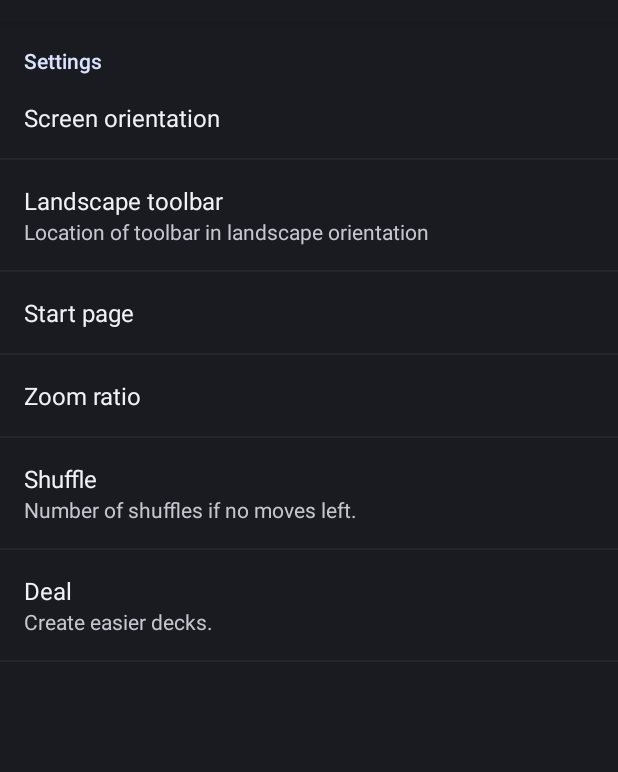
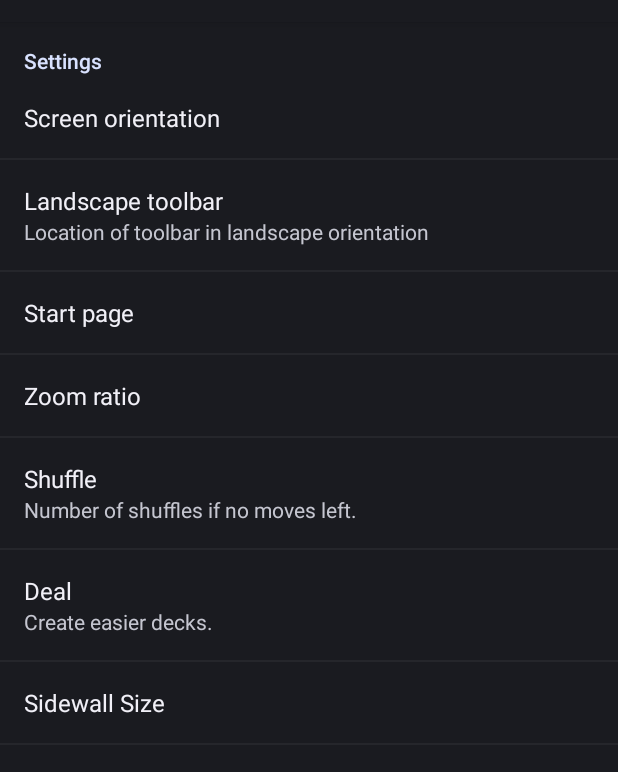
Before and after one commit to shadowmoon-waltz/MahjonggBuilder, an Android app: the SettingsActivity screen opened directly, with no data from a screen before it, on a phone screen of 412 x 824 dp, the part 62-834 px from its top. Run offline under Robolectric (Android 15) with nearby library versions, the phone set to English and light mode, and no system bars.

Commit message:
Changes to sidewall size calculation and make user configurable in preferences; updated some about app info

```diff
--- a/app/src/main/res/values/arrays.xml
+++ b/app/src/main/res/values/arrays.xml
@@ -38,7 +38,7 @@
 
 	<string-array name="background_type_item_values">
 		<item>Gradient</item>
-		<item>Build-in image</item>
+		<item>Built-in image</item>
 		<!--item>Gallery</item-->
 	</string-array>
 
--- a/app/src/main/res/values/strings.xml
+++ b/app/src/main/res/values/strings.xml
@@ -6,8 +6,8 @@
 
 	<string name="version_text">Version</string>
 	<string name="license">License: GPL3\nhttp://www.gnu.org/licenses/gpl.html</string>
-	<string name="copyright">Developers: Alexei Anoshenko, Roland Meier</string>
-	<string name="home_page">Project Page:\nhttp://code.google.com/p/mahjonggbuilder/</string>
+	<string name="copyright">Developers: Alexei Anoshenko, Roland Meier, shadowmoon_waltz (Github updates and changes)</string>
+	<string name="home_page">Project Page:\nhttp://code.google.com/p/mahjonggbuilder/ (page is gone; archived at https://archive.softwareheritage.org/browse/origin/directory/?origin_url=http://mahjonggbuilder.googlecode.com/svn/)</string>
 
 	<string name="nameless">[nameless]</string>
 
@@ -158,6 +158,9 @@
 	<string name="pref_deal_title">Deal</string>
 	<string name="pref_deal_summary">Create easier decks.</string>
 
+  <string name="pref_sidewall_key">SIDEWALL</string>
+  <string name="pref_sidewall_title">Sidewall Size</string>
+
 	<string name="first_color">First Color</string>
 	<string name="second_color">Second Color</string>
 
--- a/app/src/main/res/xml/preferences.xml
+++ b/app/src/main/res/xml/preferences.xml
@@ -63,6 +63,12 @@
 			android:defaultValue="1"
 			/-->
 
+    <EditTextPreference
+      android:key="@string/pref_sidewall_key"
+      android:title="@string/pref_sidewall_title"
+      android:defaultValue=""
+    />
+
 	</PreferenceCategory>
 
 </PreferenceScreen>
```
Also changed, not shown: app/src/main/java/com/anoshenko/android/mahjongg/BaseActivity.java (+9 -6 lines), app/src/main/java/com/anoshenko/android/mahjongg/Utils.java (+20 -0 lines), 1 other file.
